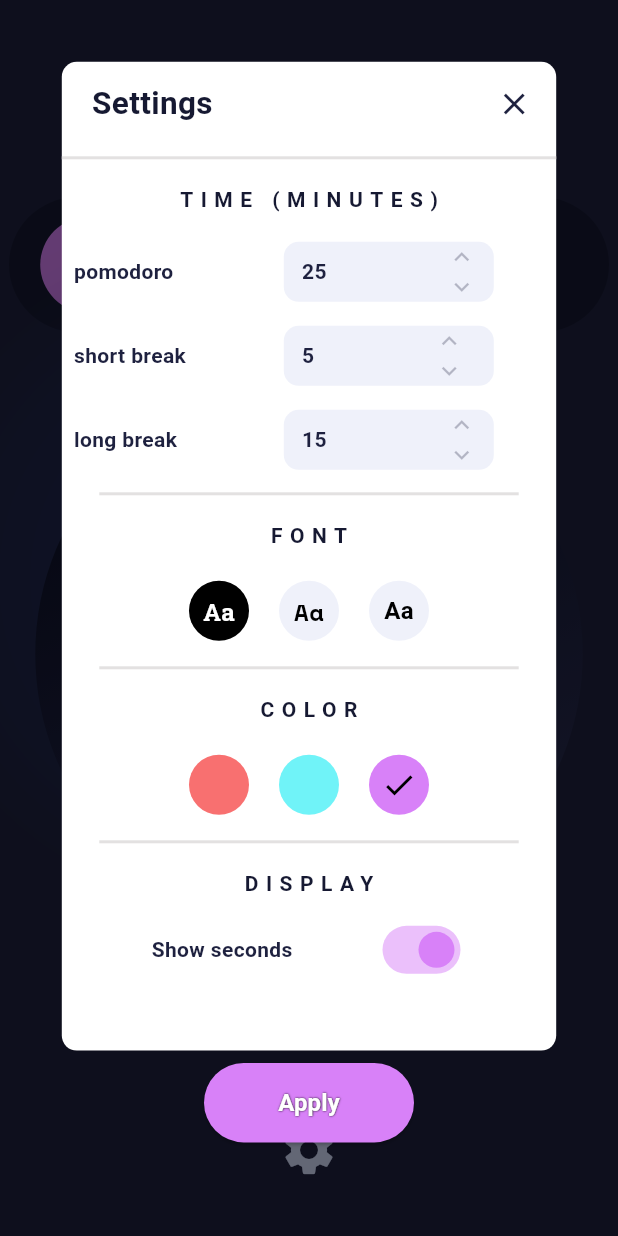
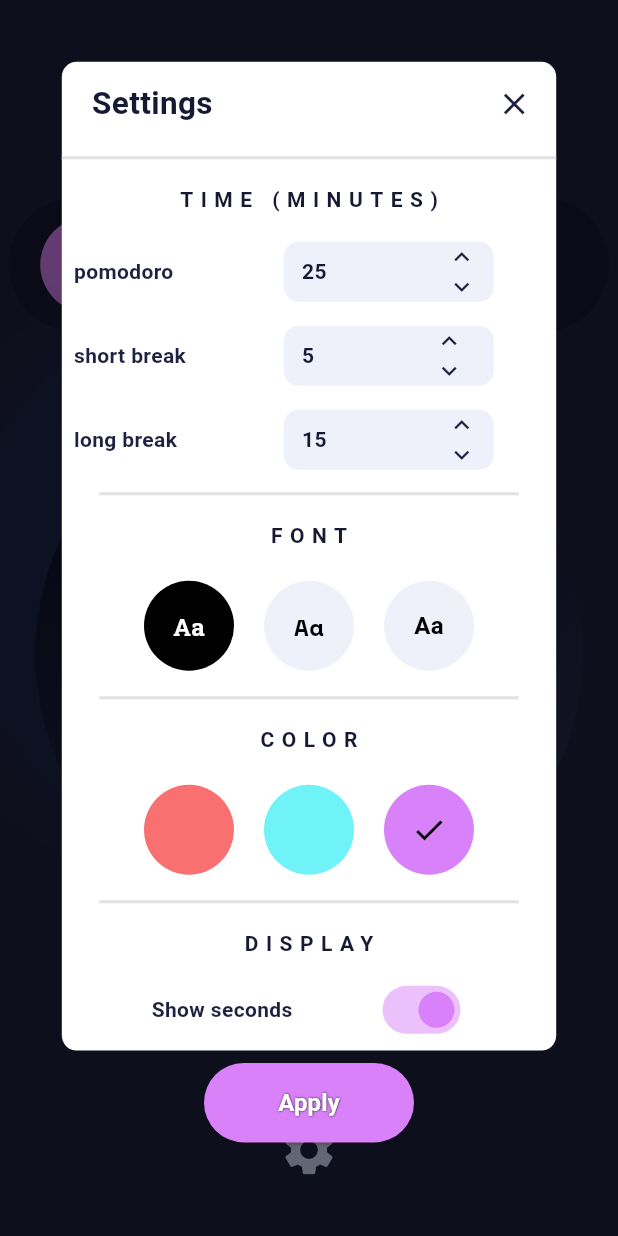
Before and after one commit to JasonBoyett/you_version_pomodoro, a Flutter app: the screen it shows after launch, after a tap on the "settings" icon, on a phone screen of 412 x 824 dp. Run offline on Flutter 3.47's test engine with Material 3 defaults, Android fonts, the light colour scheme and no system bars; our stand-ins replace flutter_riverpod, google_fonts, shared_preferences, vibration.

Commit message:
began creating PomodoroUI provider

```diff
--- a/lib/model/helper_types.dart
+++ b/lib/model/helper_types.dart
@@ -1,13 +1,23 @@
 import 'package:flutter/material.dart';
-import 'package:google_fonts/google_fonts.dart';
+import 'package:tomato_timer/providers/ui.dart';
 
 enum PomodoroColors {
-  purple(Color.fromARGB(255, 216, 129, 248)),
-  cyan(Color.fromARGB(255, 112, 243, 248)),
-  red(Color.fromARGB(255, 248, 112, 112));
+  purple,
+  cyan,
+  red;
+}
 
-  const PomodoroColors(this.color);
-  final Color color;
+extension PomodoroColorsExtension on PomodoroColors {
+  Color get color {
+    switch (this) {
+      case PomodoroColors.purple:
+        return PomodoroUI.purple;
+      case PomodoroColors.cyan:
+        return PomodoroUI.cyan;
+      case PomodoroColors.red:
+        return PomodoroUI.red;
+    }
+  }
 }
 
 enum PomodoroFonts {
@@ -20,11 +30,11 @@
   TextStyle get font {
     switch (this) {
       case PomodoroFonts.serrif:
-        return GoogleFonts.robotoSlab();
+        return PomodoroUI.serif;
       case PomodoroFonts.mono:
-        return GoogleFonts.spaceMono();
+        return PomodoroUI.mono;
       case PomodoroFonts.sans:
-        return GoogleFonts.kumbhSans();
+        return PomodoroUI.sans;
     }
   }
 }
--- /dev/null
+++ b/lib/providers/ui.dart
@@ -0,0 +1,49 @@
+import 'package:flutter/material.dart';
+import 'package:google_fonts/google_fonts.dart';
+
+@immutable
+class PomodoroUI {
+  // ui colors
+  static Color backgroundColor = const Color.fromARGB(255, 22, 25, 50);
+  static Color textLight = const Color.fromARGB(255, 215, 224, 255);
+  static Color textDark = const Color.fromARGB(255, 22, 25, 50);
+  static Color textMidDark = const Color.fromARGB(255, 30, 33, 63);
+  static Color dividerColor = const Color.fromRGBO(227, 225, 225, 1);
+  static Color cyan = const Color.fromARGB(255, 112, 243, 248);
+  static Color red = const Color.fromARGB(255, 248, 112, 112);
+  static Color purple = const Color.fromARGB(255, 216, 129, 248);
+  static Color white = const Color.fromARGB(255, 255, 255, 255);
+  static Color grey = const Color.fromARGB(255, 239, 241, 250);
+  static Color black = const Color.fromARGB(255, 0, 0, 0);
+
+  // fonts
+  static TextStyle sans = GoogleFonts.kumbhSans();
+  static TextStyle mono = GoogleFonts.spaceMono();
+  static TextStyle serif = GoogleFonts.robotoSlab();
+
+  // sizes
+  static double circularPickerSize(BuildContext context) =>
+      MediaQuery.of(context).size.width < 400 ? 40 : 60;
+
+  static TextScaler stageIndicatorFontScaler(BuildContext context) =>
+      MediaQuery.of(context).size.width < 400
+          ? const TextScaler.linear(0.9)
+          : const TextScaler.linear(1);
+
+  // complex ui styles
+
+  static BoxShadow timerShadow = const BoxShadow(
+    color: Color.fromARGB(125, 29, 44, 90),
+    offset: Offset(-50, -50),
+    blurRadius: 50,
+  );
+
+  static LinearGradient timerGradient = const LinearGradient(
+    begin: Alignment.bottomRight,
+    end: Alignment.topCenter,
+    colors: [
+      Color.fromARGB(255, 46, 50, 90),
+      Color.fromARGB(255, 14, 17, 42),
+    ],
+  );
+}
--- a/lib/widgets/boolean_picker.dart
+++ b/lib/widgets/boolean_picker.dart
@@ -1,5 +1,6 @@
 import 'package:flutter/material.dart';
 import 'package:google_fonts/google_fonts.dart';
+import 'package:tomato_timer/providers/ui.dart';
 
 Widget booleanPicker({
   required void Function(bool) onToggle,
@@ -18,7 +19,7 @@
             style: TextStyle(
               fontStyle: GoogleFonts.kumbhSans().fontStyle,
               fontWeight: FontWeight.bold,
-              color: const Color.fromARGB(255, 30, 33, 63),
+              color: PomodoroUI.textMidDark,
             ),
           ),
         ),
--- a/lib/widgets/center_timer.dart
+++ b/lib/widgets/center_timer.dart
@@ -1,6 +1,7 @@
 import 'package:tomato_timer/model/helper_types.dart';
 import 'package:tomato_timer/model/pomodoro.dart';
 import 'package:flutter/material.dart';
+import 'package:tomato_timer/providers/ui.dart';
 
 Widget centerTimer(PomodoroModel model) {
   return Padding(
@@ -23,7 +24,7 @@
           Center(
             child: Text(
               style: TextStyle(
-                color: const Color.fromARGB(255, 215, 224, 255),
+                color: PomodoroUI.textLight,
                 fontFamily: model.themeFont.font.fontFamily,
                 fontWeight: FontWeight.bold,
               ),
@@ -40,7 +41,7 @@
                 _ditermineDisplayText(model),
                 style: TextStyle(
                   letterSpacing: 15,
-                  color: const Color.fromARGB(255, 215, 224, 255),
+                  color: PomodoroUI.textLight,
                   fontFamily: model.themeFont.font.fontFamily,
                   fontWeight: FontWeight.w600,
                 ),
@@ -58,22 +59,11 @@
       width: 365,
       height: 365,
       child: Container(
-        decoration: const BoxDecoration(
+        decoration: BoxDecoration(
           shape: BoxShape.circle,
-          gradient: LinearGradient(
-            begin: Alignment.bottomRight,
-            end: Alignment.topCenter,
-            colors: [
-              Color.fromARGB(255, 46, 50, 90),
-              Color.fromARGB(255, 14, 17, 42),
-            ],
-          ),
+          gradient: PomodoroUI.timerGradient,
           boxShadow: [
-            BoxShadow(
-              color: Color.fromARGB(125, 29, 44, 90),
-              offset: Offset(-50, -50),
-              blurRadius: 50,
-            ),
+            PomodoroUI.timerShadow,
           ],
         ),
       ),
--- a/lib/widgets/color_pickers.dart
+++ b/lib/widgets/color_pickers.dart
@@ -1,19 +1,24 @@
 import 'package:flutter/material.dart';
 import 'package:tomato_timer/model/helper_types.dart';
 import 'package:tomato_timer/model/settings.dart';
+import 'package:tomato_timer/providers/ui.dart';
 
-Widget colorPickers(SettingsModel settingsModel) {
+Widget colorPickers(SettingsModel settingsModel, BuildContext context) {
   return Row(
     mainAxisAlignment: MainAxisAlignment.center,
     children: [
-      _colorButton(PomodoroColors.red, settingsModel),
-      _colorButton(PomodoroColors.cyan, settingsModel),
-      _colorButton(PomodoroColors.purple, settingsModel),
+      _colorButton(PomodoroColors.red, settingsModel, context),
+      _colorButton(PomodoroColors.cyan, settingsModel, context),
+      _colorButton(PomodoroColors.purple, settingsModel, context),
     ],
   );
 }
 
-Widget _colorButton(PomodoroColors color, SettingsModel settingsModel) {
+Widget _colorButton(
+  PomodoroColors color,
+  SettingsModel settingsModel,
+  BuildContext context,
+) {
   return GestureDetector(
     onTap: () {
       settingsModel.setColor(color);
@@ -21,8 +26,8 @@
     child: Padding(
       padding: const EdgeInsets.all(10.0),
       child: SizedBox(
-        width: 40,
-        height: 40,
+        width: PomodoroUI.circularPickerSize(context),
+        height: PomodoroUI.circularPickerSize(context),
         child: Container(
           alignment: Alignment.center,
           padding: const EdgeInsets.all(8),
--- a/lib/widgets/font_pickers.dart
+++ b/lib/widgets/font_pickers.dart
@@ -1,19 +1,24 @@
 import 'package:flutter/material.dart';
 import 'package:tomato_timer/model/helper_types.dart';
 import 'package:tomato_timer/model/settings.dart';
+import 'package:tomato_timer/providers/ui.dart';
 
-Widget fontPickers(SettingsModel settingsModel) {
+Widget fontPickers(SettingsModel settingsModel, BuildContext context) {
   return Row(
     mainAxisAlignment: MainAxisAlignment.center,
     children: [
-      _fontButton(PomodoroFonts.serrif, settingsModel),
-      _fontButton(PomodoroFonts.mono, settingsModel),
-      _fontButton(PomodoroFonts.sans, settingsModel),
+      _fontButton(PomodoroFonts.serrif, settingsModel, context),
+      _fontButton(PomodoroFonts.mono, settingsModel, context),
+      _fontButton(PomodoroFonts.sans, settingsModel, context),
     ],
   );
 }
 
-Widget _fontButton(PomodoroFonts font, SettingsModel settingsModel) {
+Widget _fontButton(
+  PomodoroFonts font,
+  SettingsModel settingsModel,
+  BuildContext context,
+) {
   return GestureDetector(
     onTap: () {
       settingsModel.setFont(font);
@@ -21,15 +26,15 @@
     child: Padding(
       padding: const EdgeInsets.all(10.0),
       child: SizedBox(
-        width: 40,
-        height: 40,
+        width: PomodoroUI.circularPickerSize(context),
+        height: PomodoroUI.circularPickerSize(context),
         child: Container(
           alignment: Alignment.center,
           padding: const EdgeInsets.all(8),
           decoration: BoxDecoration(
             color: settingsModel.themeFont == font
-                ? Colors.black
-                : const Color.fromARGB(255, 239, 241, 250),
+                ? PomodoroUI.black
+                : PomodoroUI.grey,
             borderRadius: BorderRadius.circular(100),
           ),
           child: Text(
--- a/lib/widgets/home_page.dart
+++ b/lib/widgets/home_page.dart
@@ -1,6 +1,8 @@
 import 'package:flutter/material.dart';
 import 'package:flutter_riverpod/flutter_riverpod.dart';
+import 'package:tomato_timer/model/pomodoro.dart';
 import 'package:tomato_timer/providers/context.dart';
+import 'package:tomato_timer/providers/ui.dart';
 
 import 'package:tomato_timer/widgets/center_timer.dart';
 import 'package:tomato_timer/widgets/stage_indicator.dart';
@@ -15,21 +17,22 @@
   Widget build(BuildContext context, WidgetRef ref) {
     var model = ref.watch(pomodoroProvider);
     return Scaffold(
-      backgroundColor: const Color.fromARGB(255, 30, 33, 63),
+      backgroundColor: PomodoroUI.textMidDark,
       body: Column(
         mainAxisAlignment: MainAxisAlignment.center,
         children: [
-          const Padding(
-            padding: EdgeInsets.all(25.0),
+          Padding(
+            padding: const EdgeInsets.all(25.0),
             child: Text(
               "pomodoro",
-              textScaler: TextScaler.linear(2),
+              textScaler: const TextScaler.linear(2),
               style: TextStyle(
-                  color: Color.fromARGB(255, 215, 224, 255),
-                  fontWeight: FontWeight.bold),
+                color: PomodoroUI.textLight,
+                fontWeight: FontWeight.bold,
+              ),
             ),
           ),
-          stageIndicator(model),
+          stageIndicator(model, context),
           centerTimer(model),
           Padding(
             padding: const EdgeInsets.only(top: 100.0),
@@ -39,9 +42,9 @@
                   builder: (context) {
                     return const SettingsDialog();
                   }),
-              child: const Icon(
+              child: Icon(
                 Icons.settings,
-                color: Color.fromARGB(255, 215, 224, 255),
+                color: PomodoroUI.textLight,
                 size: 40.0,
               ),
             ),
--- a/lib/widgets/settings_dialog.dart
+++ b/lib/widgets/settings_dialog.dart
@@ -5,6 +5,7 @@
 import 'package:tomato_timer/model/pomodoro.dart';
 import 'package:tomato_timer/model/preference_loader.dart';
 import 'package:tomato_timer/model/settings.dart';
+import 'package:tomato_timer/providers/ui.dart';
 import 'package:tomato_timer/widgets/boolean_picker.dart';
 import 'package:tomato_timer/widgets/color_pickers.dart';
 import 'package:tomato_timer/widgets/font_pickers.dart';
@@ -135,7 +136,7 @@
                     child: Text(
                   "Settings",
                   style: TextStyle(
-                    color: const Color.fromARGB(255, 22, 25, 50),
+                    color: PomodoroUI.textDark,
                     fontStyle: GoogleFonts.kumbhSans().fontStyle,
                     fontWeight: FontWeight.bold,
                   ),
@@ -145,7 +146,7 @@
               Padding(
                 padding: const EdgeInsets.all(4.0),
                 child: IconButton(
-                  color: const Color.fromARGB(255, 30, 33, 63),
+                  color: PomodoroUI.textMidDark,
                   onPressed: () {
                     settingsOpen = false;
                     Navigator.of(context).pop();
@@ -155,32 +156,32 @@
               ),
             ],
           ),
-          const Divider(
-            color: Color.fromRGBO(227, 225, 225, 1),
+          Divider(
+            color: PomodoroUI.dividerColor,
             thickness: 2,
           ),
           _sectionTitle("time (minutes)"),
           timePicker(PomodoroStages.work, settingsModel),
           timePicker(PomodoroStages.shortBreak, settingsModel),
           timePicker(PomodoroStages.longBreak, settingsModel),
-          const Divider(
-            color: Color.fromRGBO(227, 225, 225, 1),
+          Divider(
+            color: PomodoroUI.dividerColor,
             thickness: 2,
             indent: 25,
             endIndent: 25,
           ),
           _sectionTitle("font"),
-          Center(child: fontPickers(settingsModel)),
-          const Divider(
-            color: Color.fromRGBO(227, 225, 225, 1),
+          Center(child: fontPickers(settingsModel, context)),
+          Divider(
+            color: PomodoroUI.dividerColor,
             thickness: 2,
             indent: 25,
             endIndent: 25,
           ),
           _sectionTitle("color"),
-          Center(child: colorPickers(settingsModel)),
-          const Divider(
-            color: Color.fromRGBO(227, 225, 225, 1),
+          Center(child: colorPickers(settingsModel, context)),
+          Divider(
+            color: PomodoroUI.dividerColor,
             thickness: 2,
             indent: 25,
             endIndent: 25,
@@ -214,7 +215,7 @@
         title.toUpperCase(),
         style: TextStyle(
           letterSpacing: 5,
-          color: const Color.fromARGB(255, 22, 25, 50),
+          color: PomodoroUI.backgroundColor,
           fontStyle: GoogleFonts.kumbhSans().fontStyle,
           fontWeight: FontWeight.bold,
         ),
--- a/lib/widgets/stage_indicator.dart
+++ b/lib/widgets/stage_indicator.dart
@@ -1,29 +1,34 @@
 import 'package:flutter/material.dart';
 import 'package:tomato_timer/model/helper_types.dart';
+import 'package:tomato_timer/providers/ui.dart';
 
 import '../model/pomodoro.dart';
 
-Widget stageIndicator(PomodoroModel value) {
+Widget stageIndicator(PomodoroModel value, BuildContext context) {
   return Container(
     margin: const EdgeInsets.only(top: 12, bottom: 12, left: 2, right: 2),
     padding: const EdgeInsets.only(top: 12, bottom: 12, left: 2, right: 2),
     decoration: BoxDecoration(
-      color: const Color.fromARGB(255, 22, 25, 50),
+      color: PomodoroUI.backgroundColor,
       borderRadius: BorderRadius.circular(80),
     ),
     width: 400,
     child: Row(
       mainAxisAlignment: MainAxisAlignment.center,
       children: [
-        _indicatorCell(value, PomodoroStages.work),
-        _indicatorCell(value, PomodoroStages.shortBreak),
-        _indicatorCell(value, PomodoroStages.longBreak),
+        _indicatorCell(value, PomodoroStages.work, context),
+        _indicatorCell(value, PomodoroStages.shortBreak, context),
+        _indicatorCell(value, PomodoroStages.longBreak, context),
       ],
     ),
   );
 }
 
-Widget _indicatorCell(PomodoroModel value, PomodoroStages stage) {
+Widget _indicatorCell(
+  PomodoroModel value,
+  PomodoroStages stage,
+  BuildContext context,
+) {
   return Padding(
     padding: const EdgeInsets.all(1.0),
     child: GestureDetector(
@@ -43,11 +48,12 @@
           padding: const EdgeInsets.all(22.0),
           child: Text(
             stage.name,
+            textScaler: PomodoroUI.stageIndicatorFontScaler(context),
             style: TextStyle(
               fontFamily: value.themeFont.font.fontFamily,
               color: stage == _determineDisplayStage(value)
-                  ? const Color.fromARGB(255, 22, 25, 50)
-                  : const Color.fromARGB(255, 215, 224, 255),
+                  ? PomodoroUI.textDark
+                  : PomodoroUI.textLight,
               fontWeight: FontWeight.bold,
             ),
           ),
--- a/lib/widgets/time_picker.dart
+++ b/lib/widgets/time_picker.dart
@@ -1,6 +1,7 @@
 import 'package:flutter/material.dart';
 import 'package:google_fonts/google_fonts.dart';
 import 'package:tomato_timer/model/settings.dart';
+import 'package:tomato_timer/providers/ui.dart';
 
 import '../model/helper_types.dart';
 
@@ -17,7 +18,7 @@
               style: TextStyle(
                 fontStyle: GoogleFonts.kumbhSans().fontStyle,
                 fontWeight: FontWeight.bold,
-                color: const Color.fromARGB(255, 30, 33, 63),
+                color: PomodoroUI.textMidDark,
               ),
             ),
           ),
@@ -42,7 +43,7 @@
       width: 140,
       child: Container(
         decoration: BoxDecoration(
-          color: const Color.fromARGB(255, 239, 241, 250),
+          color: PomodoroUI.grey,
           borderRadius: BorderRadius.circular(10),
         ),
         child: Row(
@@ -53,7 +54,7 @@
                 child: Text(
                   settingsModel.getStageTime(stage).toString(),
                   style: TextStyle(
-                    color: const Color.fromARGB(255, 30, 33, 63),
+                    color: PomodoroUI.textDark,
                     fontStyle: GoogleFonts.kumbhSans().fontStyle,
                     fontWeight: FontWeight.bold,
                   ),
@@ -112,7 +113,7 @@
   return GestureDetector(
     onTap: onPressed,
     child: Icon(
-      color: const Color.fromARGB(75, 30, 33, 63),
+      color: PomodoroUI.textMidDark,
       size: 20,
       icon,
     ),
```
Also changed, not shown: lib/providers/theme.dart (deleted), 6 other files.
